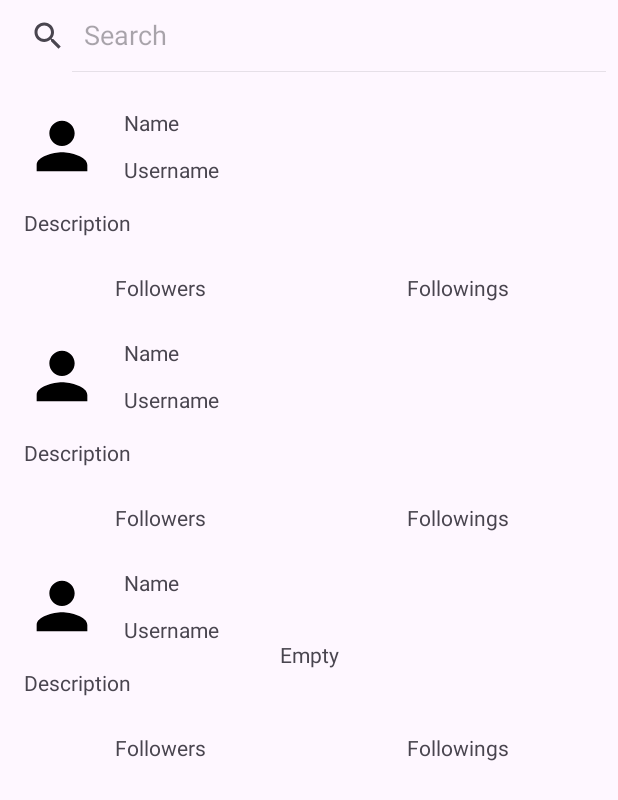
After one commit to Vuert/speer-assessment, an Android app: the layout fragment_users.xml on its own in the app's theme, with its tools: preview values and no code run, on a phone screen of 412 x 824 dp. The commit adds this screen. Shown: the top 800 px of the screen. Run offline under Robolectric (Android 15) with nearby library versions, the phone set to English and light mode, and no system bars.

Commit message:
#3 Create github users screen

```diff
--- a/app/build.gradle
+++ b/app/build.gradle
@@ -55,4 +55,7 @@ dependencies {
 
     // DI
     implementation "io.insert-koin:koin-android:3.4.0"
+
+    // Image
+    implementation 'com.github.bumptech.glide:glide:4.15.1'
 }
--- /dev/null
+++ b/app/src/main/res/drawable/baseline_person.xml
@@ -0,0 +1,11 @@
+<vector
+    xmlns:android="http://schemas.android.com/apk/res/android"
+    android:width="24dp"
+    android:height="24dp"
+    android:tint="#000000"
+    android:viewportWidth="24"
+    android:viewportHeight="24">
+    <path
+        android:fillColor="@android:color/white"
+        android:pathData="M12,12c2.21,0 4,-1.79 4,-4s-1.79,-4 -4,-4 -4,1.79 -4,4 1.79,4 4,4zM12,14c-2.67,0 -8,1.34 -8,4v2h16v-2c0,-2.66 -5.33,-4 -8,-4z" />
+</vector>
--- /dev/null
+++ b/app/src/main/res/layout/fragment_users.xml
@@ -0,0 +1,42 @@
+<?xml version="1.0" encoding="utf-8"?>
+<androidx.constraintlayout.widget.ConstraintLayout
+    xmlns:android="http://schemas.android.com/apk/res/android"
+    xmlns:app="http://schemas.android.com/apk/res-auto"
+    xmlns:tools="http://schemas.android.com/tools"
+    android:layout_width="match_parent"
+    android:layout_height="match_parent">
+
+    <androidx.appcompat.widget.SearchView
+        android:id="@+id/searchView"
+        android:layout_width="0dp"
+        android:layout_height="wrap_content"
+        app:iconifiedByDefault="false"
+        app:layout_constraintEnd_toEndOf="parent"
+        app:layout_constraintStart_toStartOf="parent"
+        app:layout_constraintTop_toTopOf="parent"
+        app:queryHint="@string/hint_search" />
+
+    <androidx.recyclerview.widget.RecyclerView
+        android:id="@+id/usersRv"
+        android:layout_width="0dp"
+        android:layout_height="0dp"
+        android:clipToPadding="false"
+        android:paddingVertical="@dimen/standard_margin"
+        app:layoutManager="androidx.recyclerview.widget.LinearLayoutManager"
+        app:layout_constraintBottom_toBottomOf="parent"
+        app:layout_constraintEnd_toEndOf="parent"
+        app:layout_constraintStart_toStartOf="parent"
+        app:layout_constraintTop_toBottomOf="@+id/searchView"
+        tools:listitem="@layout/user_list_item" />
+
+    <TextView
+        android:id="@+id/emptyUsersTv"
+        android:layout_width="wrap_content"
+        android:layout_height="wrap_content"
+        app:layout_constraintBottom_toBottomOf="parent"
+        app:layout_constraintEnd_toEndOf="parent"
+        app:layout_constraintStart_toStartOf="parent"
+        app:layout_constraintTop_toBottomOf="@+id/searchView"
+        tools:text="Empty" />
+
+</androidx.constraintlayout.widget.ConstraintLayout>
--- /dev/null
+++ b/app/src/main/res/layout/user_list_item.xml
@@ -0,0 +1,92 @@
+<?xml version="1.0" encoding="utf-8"?>
+<androidx.constraintlayout.widget.ConstraintLayout
+    xmlns:android="http://schemas.android.com/apk/res/android"
+    xmlns:app="http://schemas.android.com/apk/res-auto"
+    xmlns:tools="http://schemas.android.com/tools"
+    android:layout_width="match_parent"
+    android:layout_height="wrap_content"
+    android:background="?attr/selectableItemBackground"
+    android:paddingHorizontal="@dimen/standard_margin"
+    android:paddingVertical="@dimen/half_standard_margin">
+
+    <ImageView
+        android:id="@+id/userAvatarImg"
+        android:layout_width="0dp"
+        android:layout_height="0dp"
+        app:layout_constraintBottom_toBottomOf="@+id/userNameTv"
+        app:layout_constraintDimensionRatio="1:1"
+        app:layout_constraintStart_toStartOf="parent"
+        app:layout_constraintTop_toTopOf="@+id/nameTv"
+        tools:src="@drawable/baseline_person" />
+
+    <TextView
+        android:id="@+id/nameTv"
+        android:layout_width="0dp"
+        android:layout_height="wrap_content"
+        android:layout_marginStart="@dimen/standard_margin"
+        android:layout_marginBottom="@dimen/half_standard_margin"
+        android:ellipsize="marquee"
+        android:maxLines="1"
+        app:layout_constraintBottom_toTopOf="@+id/userNameTv"
+        app:layout_constraintEnd_toEndOf="parent"
+        app:layout_constraintStart_toEndOf="@+id/userAvatarImg"
+        app:layout_constraintTop_toTopOf="parent"
+        app:layout_constraintVertical_chainStyle="spread_inside"
+        tools:text="Name" />
+
+    <TextView
+        android:id="@+id/userNameTv"
+        android:layout_width="0dp"
+        android:layout_height="wrap_content"
+        android:layout_marginStart="@dimen/standard_margin"
+        android:layout_marginTop="@dimen/half_standard_padding"
+        android:ellipsize="marquee"
+        android:maxLines="1"
+        app:layout_constraintEnd_toEndOf="parent"
+        app:layout_constraintStart_toEndOf="@+id/userAvatarImg"
+        app:layout_constraintTop_toBottomOf="@+id/nameTv"
+        tools:text="Username" />
+
+    <TextView
+        android:id="@+id/descriptionTv"
+        android:layout_width="0dp"
+        android:layout_height="wrap_content"
+        android:layout_marginTop="@dimen/standard_margin"
+        app:layout_constraintEnd_toEndOf="parent"
+        app:layout_constraintStart_toStartOf="parent"
+        app:layout_constraintTop_toBottomOf="@+id/userAvatarImg"
+        tools:text="Description" />
+
+    <TextView
+        android:id="@+id/followersTv"
+        android:layout_width="0dp"
+        android:layout_height="wrap_content"
+        android:layout_marginTop="@dimen/standard_margin"
+        android:layout_marginEnd="@dimen/standard_margin"
+        android:background="?attr/selectableItemBackground"
+        android:gravity="center"
+        android:padding="@dimen/half_standard_margin"
+        app:layout_constraintBottom_toBottomOf="parent"
+        app:layout_constraintEnd_toStartOf="@+id/followingsTv"
+        app:layout_constraintHorizontal_bias="0.5"
+        app:layout_constraintStart_toStartOf="parent"
+        app:layout_constraintTop_toBottomOf="@+id/descriptionTv"
+        app:layout_constraintVertical_bias="1"
+        tools:text="Followers" />
+
+    <TextView
+        android:id="@+id/followingsTv"
+        android:layout_width="0dp"
+        android:layout_height="wrap_content"
+        android:background="?attr/selectableItemBackground"
+        android:gravity="center"
+        android:padding="@dimen/half_standard_margin"
+        app:layout_constraintBottom_toBottomOf="parent"
+        app:layout_constraintEnd_toEndOf="parent"
+        app:layout_constraintHorizontal_bias="0.5"
+        app:layout_constraintStart_toEndOf="@+id/followersTv"
+        app:layout_constraintTop_toTopOf="@+id/followersTv"
+        app:layout_constraintVertical_bias="1"
+        tools:text="Followings" />
+
+</androidx.constraintlayout.widget.ConstraintLayout>
--- a/app/src/main/res/values/strings.xml
+++ b/app/src/main/res/values/strings.xml
@@ -1,3 +1,9 @@
 <resources>
     <string name="app_name">GitHub Users</string>
+
+    <string name="patter_followers">%1$d followers</string>
+    <string name="patter_following">%1$d following</string>
+    <string name="hint_search">Search</string>
+    <string name="start_typing_username">Please, start typing user name</string>
+    <string name="not_found">Not found</string>
 </resources>
```
Also changed, not shown: app/src/main/java/com/speer/technologies/data/user/datasource/UsersRemoteDatasource.kt (added, +8 -0 lines), app/src/main/java/com/speer/technologies/data/user/repository/UsersRepositoryImpl.kt (added, +13 -0 lines), app/src/main/java/com/speer/technologies/datasource/users/datasource/UsersRemoteDatasourceImpl.kt (added, +26 -0 lines), app/src/main/java/com/speer/technologies/di/DI.kt (+24 -0 lines), app/src/main/java/com/speer/technologies/domain/users/model/User.kt (added, +17 -0 lines), app/src/main/java/com/speer/technologies/domain/users/repository/UsersRepository.kt (added, +8 -0 lines), app/src/main/java/com/speer/technologies/presentation/impl/users/model/UsersState.kt (added, +9 -0 lines), app/src/main/java/com/speer/technologies/presentation/impl/users/viewmodel/UsersViewModel.kt (added, +45 -0 lines), app/src/main/java/com/speer/technologies/utils/view/DefaultItemCallback.kt (added, +16 -0 lines), app/src/main/java/com/speer/technologies/view/impl/fragment/users/adapter/UsersAdapter.kt (added, +67 -0 lines), app/src/main/java/com/speer/technologies/view/impl/fragment/users/fragment/UsersFragment.kt (added, +101 -0 lines), app/src/main/res/layout/activity_single.xml (+9 -10 lines), app/src/main/res/navigation/nav_graph.xml (added, +15 -0 lines).
